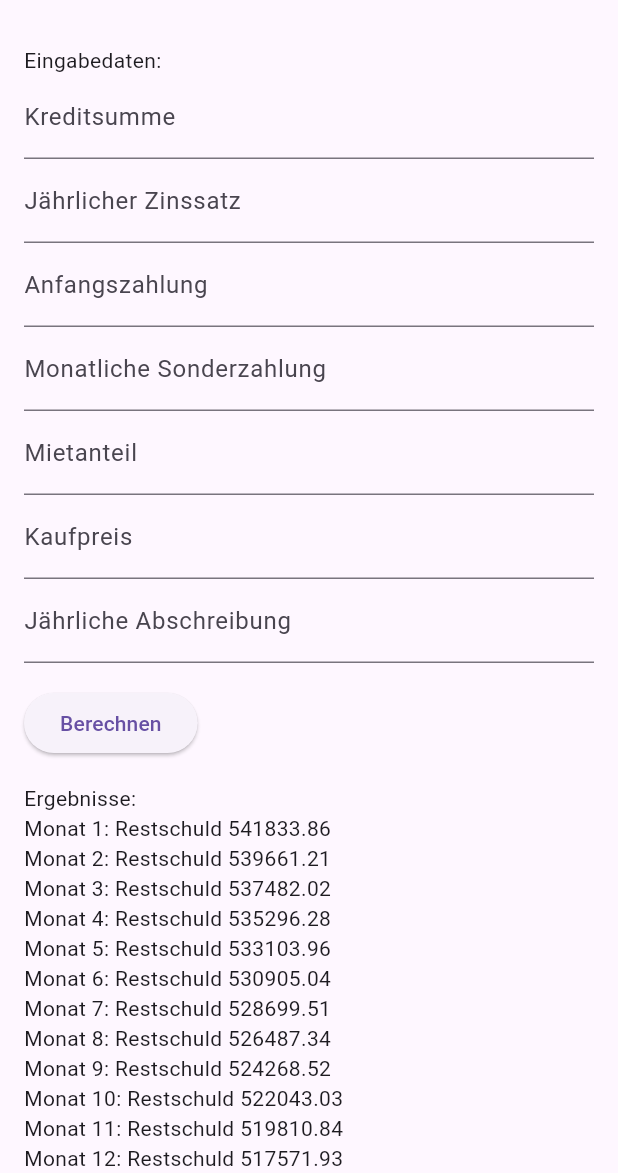
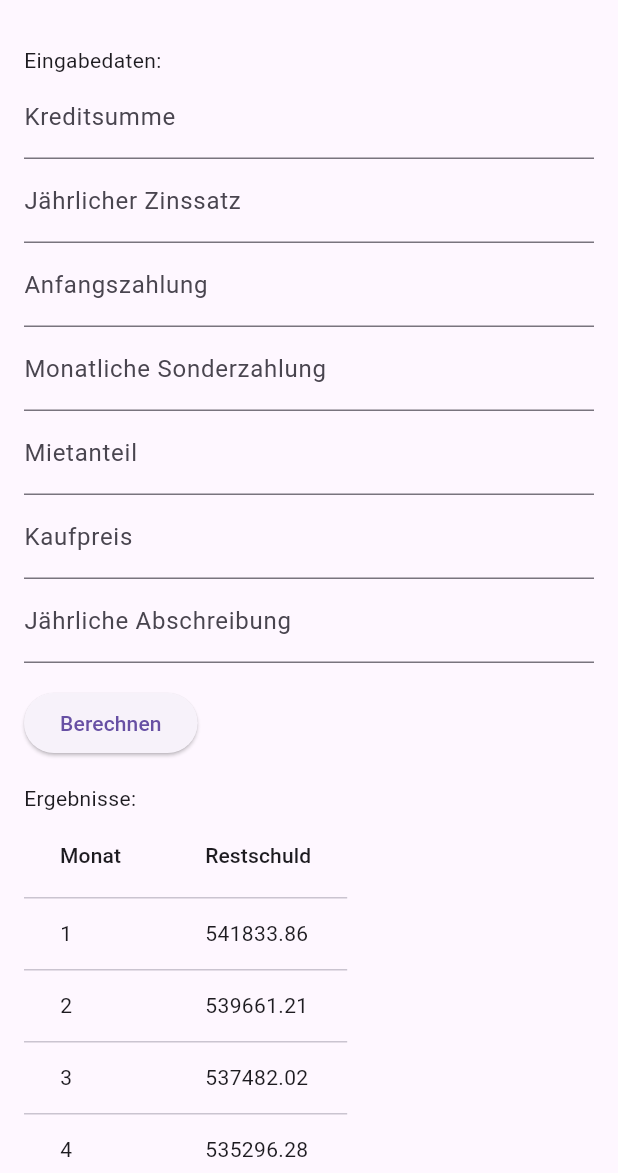
Before and after one commit to dullibri/immo24calulator, a Flutter app: the screen it shows after launch, after a tap on "Berechnen", on a phone screen of 412 x 824 dp, the part 63-1236 px from its top. Run offline on Flutter 3.47's test engine with Material 3 defaults, Android fonts, the phone set to English and light mode, and no system bars.

Commit message:
Beautify columns

```diff
--- a/lib/main.dart
+++ b/lib/main.dart
@@ -147,10 +147,19 @@ class _MortgageCalculatorPageState extends State<MortgageCalculatorPage> {
                 crossAxisAlignment: CrossAxisAlignment.start,
                 children: [
                   Text('Ergebnisse:'),
-                  for (var payment in payments!)
-                    Text(
-                      'Monat ${payment.month}: Restschuld ${payment.remainingBalance.toStringAsFixed(2)}',
-                    ),
+                  DataTable(
+                    columns: [
+                      DataColumn(label: Text('Monat')),
+                      DataColumn(label: Text('Restschuld')),
+                    ],
+                    rows: payments!.map((payment) {
+                      return DataRow(cells: [
+                        DataCell(Text(payment.month.toString())),
+                        DataCell(
+                            Text(payment.remainingBalance.toStringAsFixed(2))),
+                      ]);
+                    }).toList(),
+                  ),
                 ],
               ),
           ],
```
